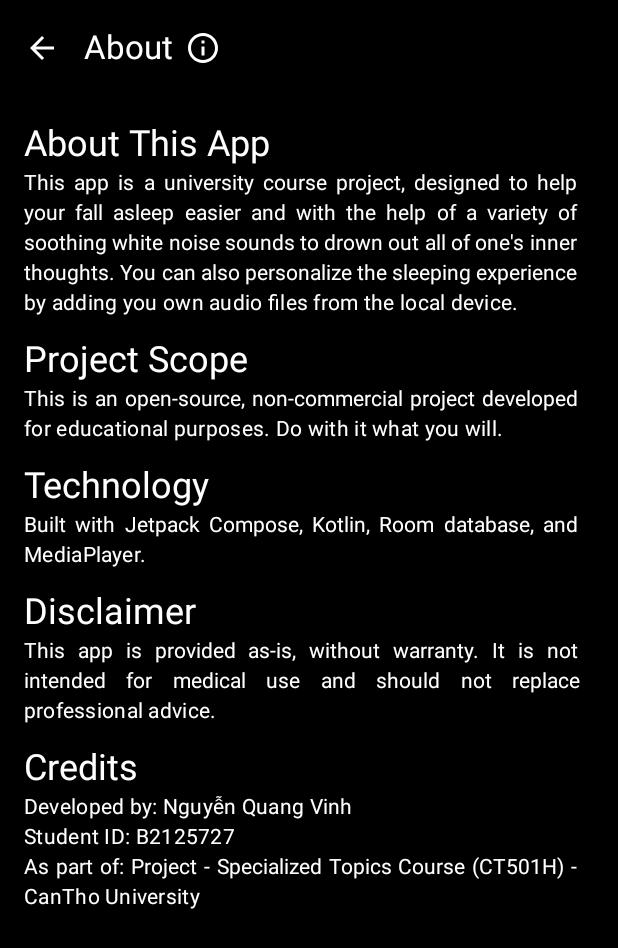
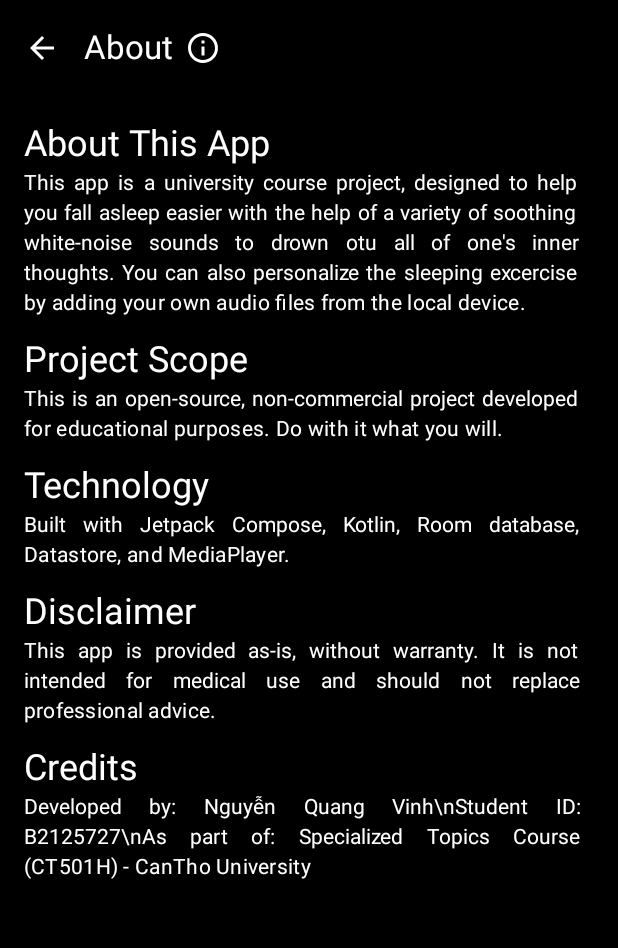
Before and after one commit to CommonHouseCat/Music-Player, an Android app built with Jetpack Compose: the AboutActivity screen opened directly, with no data from a screen before it, on a phone screen of 412 x 824 dp. Shown: the top 948 px of the screen. Run offline under Robolectric (Android 15) with nearby library versions, the phone set to English and light mode, and no system bars; network calls fail.

Commit message:
feat: implement language preference in Settings.kt and AboutActivity.kt

```diff
--- a/app/build.gradle.kts
+++ b/app/build.gradle.kts
@@ -75,4 +75,6 @@ dependencies {
     annotationProcessor(libs.androidx.room.compiler)
     //noinspection KaptUsageInsteadOfKsp
     kapt(libs.androidx.room.compiler)
+
+    implementation(libs.androidx.datastore.preferences)
 }
--- a/app/src/main/java/com/example/nlcn/AboutActivity.kt
+++ b/app/src/main/java/com/example/nlcn/AboutActivity.kt
@@ -26,12 +26,15 @@ import androidx.compose.foundation.layout.width
 import androidx.compose.material.icons.automirrored.filled.ArrowBack
 import androidx.compose.material.icons.outlined.Info
 import androidx.compose.material3.MaterialTheme
+import androidx.compose.runtime.collectAsState
+import androidx.compose.runtime.remember
 import androidx.compose.ui.Alignment
 import androidx.compose.ui.text.style.TextAlign
 import androidx.compose.ui.unit.dp
 
 
 import com.example.nlcn.ui.theme.NLCNTheme
+import java.util.Locale
 
 class AboutActivity : ComponentActivity() {
     override fun onCreate(savedInstanceState: Bundle?) {
@@ -48,6 +51,21 @@ class AboutActivity : ComponentActivity() {
 @OptIn(ExperimentalMaterial3Api::class)
 @Composable
 fun AboutScreen(context: Context) {
+    val dataStore = remember { PreferenceDataStore(context) }
+    val currentLanguage = dataStore.getLanguage.collectAsState(initial = "en")
+
+    // Update configuration when language changes
+    val updatedContext = remember(currentLanguage.value) {
+        val locale = Locale(currentLanguage.value)
+        Locale.setDefault(locale)
+
+        val configuration = context.resources.configuration
+        configuration.setLocale(locale)
+
+        context.createConfigurationContext(configuration)
+    }
+
+
    Surface (
        modifier = Modifier.fillMaxSize(),
        color = Color.Black
@@ -56,7 +74,7 @@ fun AboutScreen(context: Context) {
            TopAppBar(
                title = {
                    Row(verticalAlignment = Alignment.CenterVertically) {
-                       Text(text = "About", color = Color.White)
+                       Text(text = with(updatedContext) { getString(R.string.about) }, color = Color.White)
                        Spacer(modifier = Modifier.width(8.dp))
                        Icon(
                            imageVector = Icons.Outlined.Info,
@@ -83,9 +101,9 @@ fun AboutScreen(context: Context) {
                    .padding(16.dp)
            ) {
                // General app description
-               Text("About This App", color = Color.White, style = MaterialTheme.typography.headlineSmall)
+               Text(text = with(updatedContext) { getString(R.string.about_app) }, color = Color.White, style = MaterialTheme.typography.headlineSmall)
                Text(
-                   "This app is a university course project, designed to help your fall asleep easier and with the help of a variety of soothing white noise sounds to drown out all of one's inner thoughts. You can also personalize the sleeping experience by adding you own audio files from the local device.",
+                   text = with(updatedContext) { getString(R.string.about_description) },
                    color = Color.White,
                    style = MaterialTheme.typography.bodyMedium,
                    textAlign = TextAlign.Justify
@@ -94,9 +112,9 @@ fun AboutScreen(context: Context) {
                Spacer(modifier = Modifier.height(12.dp))
 
                // Project Scope
-               Text("Project Scope", color = Color.White, style = MaterialTheme.typography.headlineSmall)
+               Text(text = with(updatedContext) { getString(R.string.project_scope) }, color = Color.White, style = MaterialTheme.typography.headlineSmall)
                Text(
-                   "This is an open-source, non-commercial project developed for educational purposes. Do with it what you will.",
+                   text = with(updatedContext) { getString(R.string.project_scope_text) },
                    color = Color.White,
                    style = MaterialTheme.typography.bodyMedium,
                    textAlign = TextAlign.Justify
@@ -105,9 +123,9 @@ fun AboutScreen(context: Context) {
                Spacer(modifier = Modifier.height(12.dp))
 
                // Technology Used
-               Text("Technology", color = Color.White, style = MaterialTheme.typography.headlineSmall)
+               Text(text = with(updatedContext) { getString(R.string.technology) }, color = Color.White, style = MaterialTheme.typography.headlineSmall)
                Text(
-                   "Built with Jetpack Compose, Kotlin, Room database, and MediaPlayer.",
+                   text = with(updatedContext) { getString(R.string.technology_text) },
                    color = Color.White,
                    style = MaterialTheme.typography.bodyMedium,
                    textAlign = TextAlign.Justify
@@ -116,9 +134,9 @@ fun AboutScreen(context: Context) {
                Spacer(modifier = Modifier.height(12.dp))
 
                // Technology Used
-               Text("Disclaimer", color = Color.White, style = MaterialTheme.typography.headlineSmall)
+               Text(text = with(updatedContext) { getString(R.string.disclaimer) }, color = Color.White, style = MaterialTheme.typography.headlineSmall)
                Text(
-                   "This app is provided as-is, without warranty. It is not intended for medical use and should not replace professional advice.",
+                   text = with(updatedContext) { getString(R.string.disclaimer_text) },
                    color = Color.White,
                    style = MaterialTheme.typography.bodyMedium,
                    textAlign = TextAlign.Justify
@@ -127,9 +145,9 @@ fun AboutScreen(context: Context) {
                Spacer(modifier = Modifier.height(12.dp))
 
                // Credit
-               Text("Credits", color = Color.White, style = MaterialTheme.typography.headlineSmall)
+               Text(text = with(updatedContext) { getString(R.string.credits) }, color = Color.White, style = MaterialTheme.typography.headlineSmall)
                Text(
-                   "Developed by: Nguyễn Quang Vinh\nStudent ID: B2125727\nAs part of: Project - Specialized Topics Course (CT501H) - CanTho University",
+                   text = with(updatedContext) { getString(R.string.credits_text) },
                    color = Color.White,
                    style = MaterialTheme.typography.bodyMedium,
                    textAlign = TextAlign.Justify
--- /dev/null
+++ b/app/src/main/java/com/example/nlcn/PreferenceDataStore.kt
@@ -0,0 +1,41 @@
+package com.example.nlcn
+
+import android.content.Context
+import androidx.datastore.core.DataStore
+import androidx.datastore.preferences.core.Preferences
+import androidx.datastore.preferences.core.edit
+import androidx.datastore.preferences.core.stringPreferencesKey
+import androidx.datastore.preferences.preferencesDataStore
+import kotlinx.coroutines.flow.Flow
+import kotlinx.coroutines.flow.map
+
+val Context.dataStore: DataStore<Preferences> by preferencesDataStore(name = "settings")
+
+class PreferenceDataStore(private val context: Context) {
+    companion object {
+        val LANGUAGE_KEY = stringPreferencesKey("language")
+        val THEME_KEY = stringPreferencesKey("theme")
+    }
+
+    val getLanguage: Flow<String> = context.dataStore.data
+        .map { preferences ->
+            preferences[LANGUAGE_KEY] ?: "en"
+        }
+
+    val getTheme: Flow<String> = context.dataStore.data  // Add theme getter
+        .map { preferences ->
+            preferences[THEME_KEY] ?: "dark"  // Default to dark theme
+        }
+
+    suspend fun saveLanguage(language: String) {
+        context.dataStore.edit { preferences ->
+            preferences[LANGUAGE_KEY] = language
+        }
+    }
+
+    suspend fun saveTheme(theme: String) {  // Add theme setter
+        context.dataStore.edit { preferences ->
+            preferences[THEME_KEY] = theme
+        }
+    }
+}
--- a/app/src/main/res/values/strings.xml
+++ b/app/src/main/res/values/strings.xml
@@ -2,20 +2,23 @@
     <string name="app_name">NLCN</string>
 
     <!-- Setting Screen  -->
-    <string name="settings">Cài đặt</string>
-    <string name="theme">Chủ đề</string>
-    <string name="language">Ngôn ngữ</string>
-    <string name="about">Giới thiệu</string>
+    <string name="settings">Settings</string>
+    <string name="theme">Theme</string>
+    <string name="language">Language</string>
+    <string name="about">About</string>
+    <string name="DarkMode">Dark</string>
+    <string name="LightMode">Light</string>
+
 
     <!-- About Page -->
-    <string name="about_app">Về Ứng dụng Này</string>
-    <string name="about_description">Đây là một dự án cho một khóa học đại học, được thiết kế để giúp bạn dễ ngủ hơn với sự trợ giúp của nhiều âm thanh trắng êm dịu để làm át đi tất cả suy nghĩ nội tâm. Bạn cũng có thể cá nhân hóa trải nghiệm giấc ngủ bằng cách thêm các tệp âm thanh của riêng bạn từ thiết bị cục bộ.</string>
-    <string name="project_scope">Phạm Vi Dự Án</string>
-    <string name="project_scope_text">Đây là một dự án mã nguồn mở, phi thương mại được phát triển cho mục đích giáo dục. Hãy sử dụng nó theo ý muốn của bạn.</string>
-    <string name="technology">Công Nghệ</string>
-    <string name="technology_text">Được xây dựng với Jetpack Compose, Kotlin, cơ sở dữ liệu Room, Datastore và MediaPlayer.</string>
-    <string name="disclaimer">Tuyên Bố Miễn Trừ</string>
-    <string name="disclaimer_text">Ứng dụng này được cung cấp nguyên trạng, không có bảo hành. Nó không nhằm mục đích sử dụng y tế và không nên thay thế lời khuyên chuyên môn.</string>
-    <string name="credits">Ghi Công</string>
-    <string name="credits_text">Phát triển bởi: Nguyễn Quang Vinh\\nMSSV: B2125727\\nThuộc về: Đồ án - Chuyên đề (CT501H) - Đại học Cần Thơ</string>
+    <string name="about_app">About This App</string>
+    <string name="about_description">This app is a university course project, designed to help you fall asleep easier with the help of a variety of soothing white-noise sounds to drown otu all of one\'s inner thoughts. You can also personalize the sleeping excercise by adding your own audio files from the local device.</string>
+    <string name="project_scope">Project Scope</string>
+    <string name="project_scope_text">This is an open-source, non-commercial project developed for educational purposes. Do with it what you will.</string>
+    <string name="technology">Technology</string>
+    <string name="technology_text">Built with Jetpack Compose, Kotlin, Room database, Datastore, and MediaPlayer.</string>
+    <string name="disclaimer">Disclaimer</string>
+    <string name="disclaimer_text">This app is provided as-is, without warranty. It is not intended for medical use and should not replace professional advice.</string>
+    <string name="credits">Credits</string>
+    <string name="credits_text">Developed by: Nguyễn Quang Vinh\\nStudent ID: B2125727\\nAs part of: Specialized Topics Course (CT501H) - CanTho University</string>
 </resources>
--- a/gradle/libs.versions.toml
+++ b/gradle/libs.versions.toml
@@ -1,5 +1,6 @@
 [versions]
 agp = "8.5.0"
+datastorePreferences = "1.0.0"
 kotlin = "1.9.0"
 coreKtx = "1.13.1"
 junit = "4.13.2"
@@ -15,6 +16,7 @@ roomRuntime = "2.6.1"
 
 [libraries]
 androidx-core-ktx = { group = "androidx.core", name = "core-ktx", version.ref = "coreKtx" }
+androidx-datastore-preferences = { module = "androidx.datastore:datastore-preferences", version.ref = "datastorePreferences" }
 androidx-material-icons-extended = { module = "androidx.compose.material:material-icons-extended", version.ref = "materialIconsExtended" }
 androidx-navigation-compose = { module = "androidx.navigation:navigation-compose", version.ref = "navigationCompose" }
 androidx-room-compiler = { module = "androidx.room:room-compiler", version.ref = "roomRuntime" }
```
Also changed, not shown: app/src/main/java/com/example/nlcn/Settings.kt (+89 -47 lines), app/src/main/java/com/example/nlcn/ui/theme/Theme.kt (+20 -16 lines), 1 other file.
